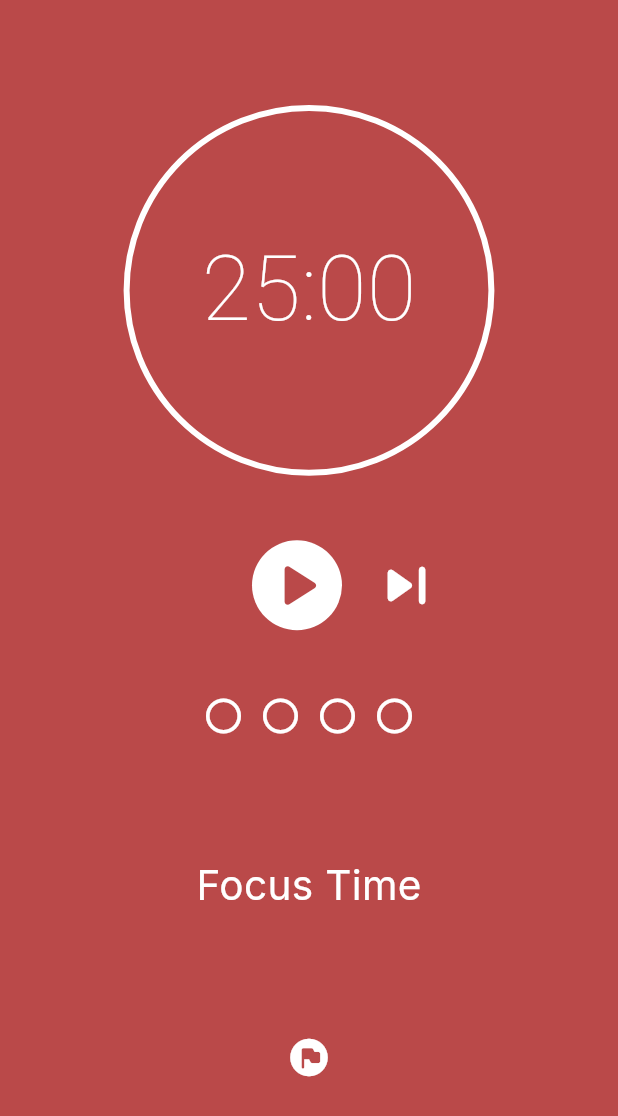
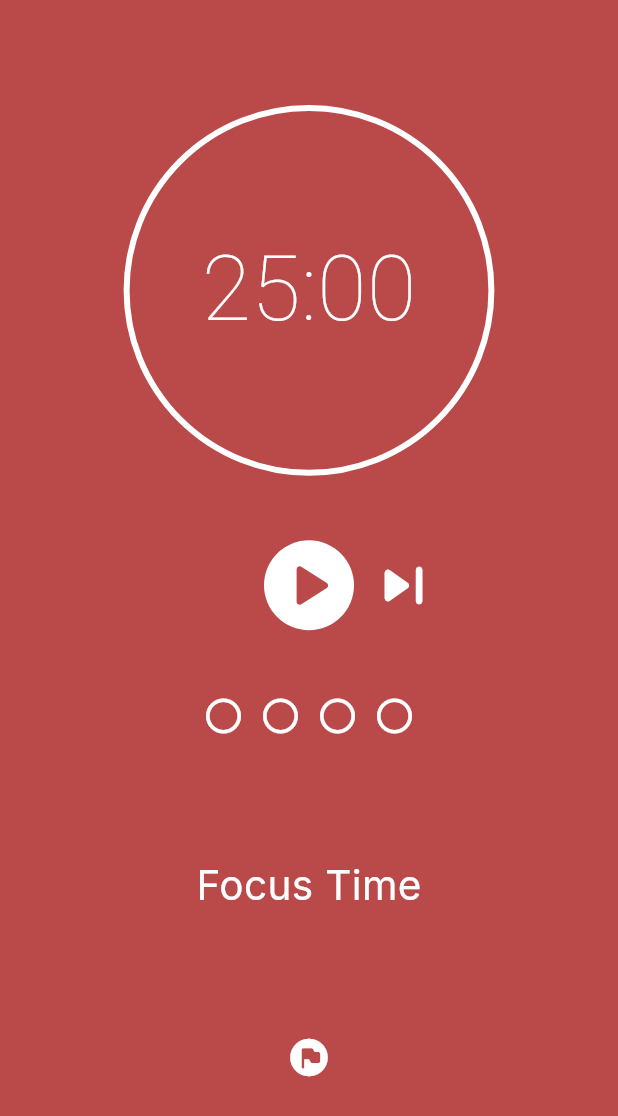
Before and after one commit to JarlissonTomaz/flutter_figma_pomodoro, a Flutter app: the screen it shows after launch, on a phone screen of 412 x 824 dp. Shown: the top 1116 px of the screen. Run offline on Flutter 3.47's test engine with Material 3 defaults, Android fonts, the phone set to English and light mode, and no system bars; drawn by our look-alikes of sleek_circular_slider; our stand-ins replace google_fonts.

Commit message:
app pomodoro 1.0

```diff
--- a/lib/home_app.dart
+++ b/lib/home_app.dart
@@ -32,7 +32,13 @@ class _HomeAppState extends State<HomeApp> {
             Row(
               mainAxisAlignment: MainAxisAlignment.center,
               children: [
-                const SizedBox(width: 60),
+                IconButton(
+                    onPressed: () {},
+                    icon: const Icon(
+                      Icons.skip_next_rounded,
+                      size: 50,
+                      color: Colors.transparent,
+                    )),
                 GestureDetector(
                   onTap: () {
                     countdownProvider.startStopTimer();
@@ -59,13 +65,12 @@ class _HomeAppState extends State<HomeApp> {
                             size: 50,
                             color: countdownProvider.ciclo % 2 == 0
                                 ? const Color(0xFFBA4949)
-                                : countdownProvider.focusCount == 7
+                                : countdownProvider.focusCount == 8
                                     ? const Color.fromARGB(255, 57, 112, 151)
                                     : const Color.fromARGB(255, 56, 133, 138),
                           ),
                   ),
                 ),
-                const SizedBox(width: 10),
                 IconButton(
                     onPressed: () {
                       countdownProvider.timeStop();
--- a/lib/provider/timer_provider.dart
+++ b/lib/provider/timer_provider.dart
@@ -9,7 +9,7 @@ class TimerProvider extends ChangeNotifier {
   int ciclo = 0;
   int workingTime = 1500;
   int restTime = 300;
-  int restLongTime = 900;
+  int restLongTime = 1200;
   int focusCount = 0;
   String dropWork = '';
   String dropRest = '';
```
